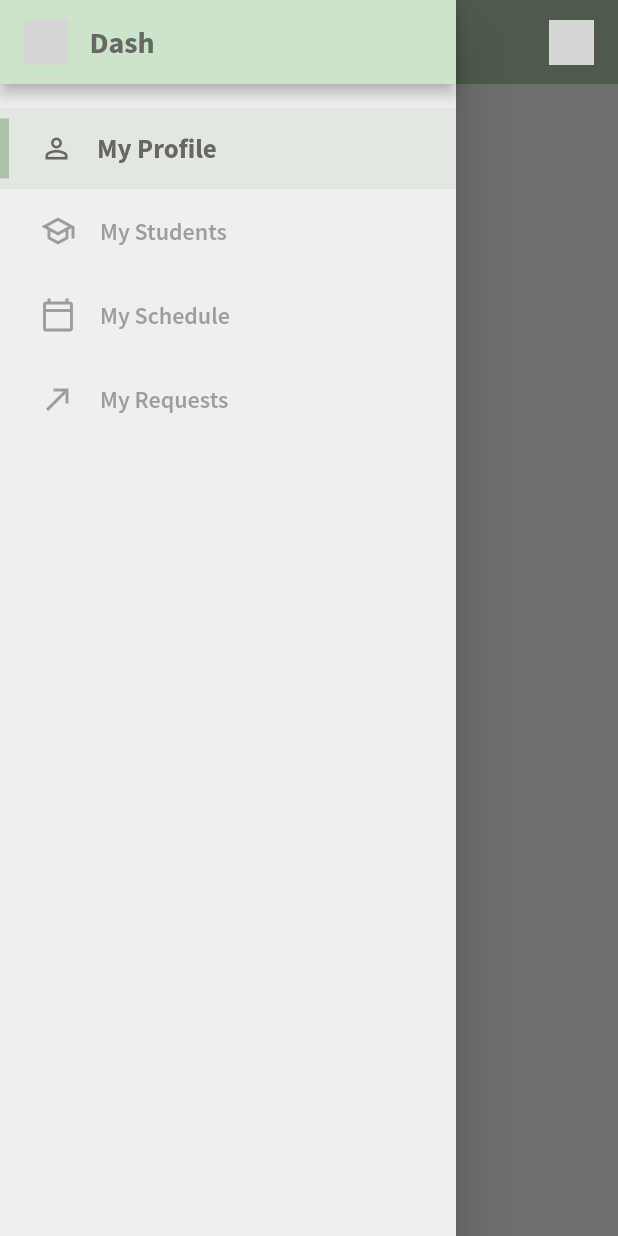
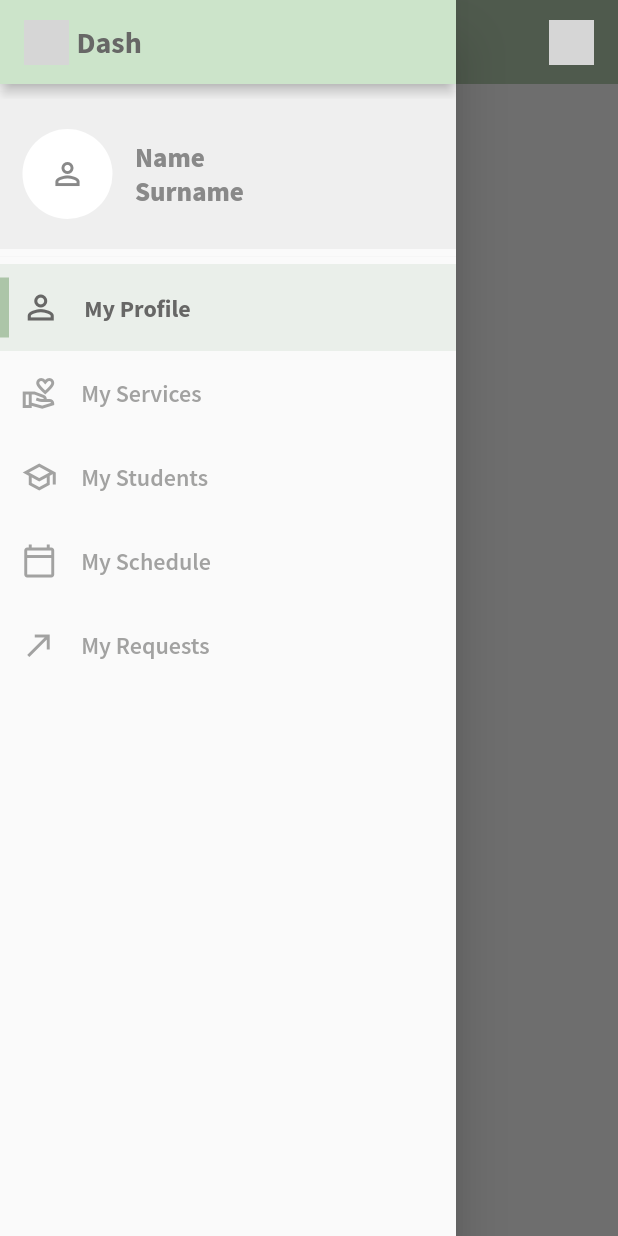
Before and after one commit to InnoTutor/Frontend, a Flutter app: the screen it shows after launch, after a tap on the "menu" icon, on a phone screen of 412 x 824 dp. Run offline on Flutter 3.47's test engine with Material 2 defaults, Android fonts, the phone set to English and light mode, and no system bars; our stand-ins replace get, google_fonts; grey boxes are pictures that could not be loaded.

Commit message:
added side bar for desktop, updated both sidebars

```diff
--- a/lib/controllers/menu_controller.dart
+++ b/lib/controllers/menu_controller.dart
@@ -29,12 +29,14 @@ class MenuController extends GetxController{
         return _customIcon(Icons.calendar_today_outlined, itemName);
       case MyRequestsPageRout:
         return _customIcon(Icons.call_made, itemName);
+      case MyServicesPageRout:
+        return _customIcon(Icons.volunteer_activism_outlined, itemName);
     }
     return _customIcon(Icons.exit_to_app, itemName);
   }
 
   Widget _customIcon(IconData icon, String itemName){
-    if (isActive(itemName)) return Icon(icon, size: 22, color: style.darkGrey);
+    if (isActive(itemName)) return Icon(icon, size: 26, color: style.darkGrey);
 
     return Icon(icon, color: isHovering(itemName) ? style.darkGrey : style.darkGrey.withOpacity(0.6));
   }
--- a/lib/helpers/responsiveness.dart
+++ b/lib/helpers/responsiveness.dart
@@ -1,7 +1,7 @@
 import 'package:flutter/cupertino.dart';
 
 const int largeScreenSize = 1366;
-const int mediumScreenSize = 768;
+const int mediumScreenSize = 945;
 const int smallScreenSize = 360;
 const int customScreenSize = 1100;
 
@@ -38,7 +38,7 @@ class ResponsiveWidget extends StatelessWidget {
       double _width = constraints.maxWidth;
       if (_width >= largeScreenSize) return largeScreen;
       else if (_width < largeScreenSize && _width >= mediumScreenSize) return mediumScreen ?? largeScreen;
-      else return smallScreen ?? largeScreen;
+      else return smallScreen ?? largeScreenSize;
     });
   }
 }
--- a/lib/routing/routs.dart
+++ b/lib/routing/routs.dart
@@ -2,9 +2,11 @@ const MyProfilePageRout = "My Profile";
 const MyStudentsPageRout = "My Students";
 const MySchedulePageRout = "My Schedule";
 const MyRequestsPageRout = "My Requests";
+const MyServicesPageRout = "My Services";
 
 List sideMenuItems = [
   MyProfilePageRout,
+  MyServicesPageRout,
   MyStudentsPageRout,
   MySchedulePageRout,
   MyRequestsPageRout
--- a/lib/widgets/horizontal_menu_item.dart
+++ b/lib/widgets/horizontal_menu_item.dart
@@ -30,6 +30,7 @@ class HorizontalMenuItem extends StatelessWidget {
         Colors.transparent,
         child: Row(
           children: [
+
             Visibility(
               visible: menuController.isHovering(itemName) || menuController.isActive(itemName),
               child: Container(width: 6, height: 40, color: style.darkGreen),
@@ -37,8 +38,8 @@ class HorizontalMenuItem extends StatelessWidget {
               maintainState: true,
               maintainAnimation: true
             ),
-            SizedBox(width: _width/88,),
-            Padding(padding: EdgeInsets.all(16),
+            SizedBox(width: _width/100,),
+            Padding(padding: EdgeInsets.only(right: 16, left: 4, bottom: 16, top: 16),
               child: menuController.returnIconFor(itemName)),
             if (!menuController.isActive(itemName))
               Flexible(child: CustomText(
@@ -49,7 +50,7 @@ class HorizontalMenuItem extends StatelessWidget {
               )) else
               Flexible(child: CustomText(
                 text: itemName,
-                size: 18,
+                size: 16,
                 color: style.darkGrey,
                 weight: FontWeight.bold,)
               )
--- a/lib/widgets/side_menu.dart
+++ b/lib/widgets/side_menu.dart
@@ -10,13 +10,11 @@ import 'package:inno_tutor_flutter/widgets/side_menu_item.dart';
 import 'logo.dart';
 
 class SideMenu extends StatelessWidget {
-  const SideMenu({ Key key }) : super(key: key);
+  const SideMenu({ Key key}) : super(key: key);
 
   @override
   Widget build(BuildContext context) {
-    double _width = MediaQuery.of(context).size.width;
-    return Container(
-      color: style.lightGrey,
+    return ClipRRect(
       child: ListView(
         children: [
           if (ResponsiveWidget.isSmallScreen(context))
@@ -34,7 +32,6 @@ class SideMenu extends StatelessWidget {
                       leftPadding: 0,
                       rightPadding: 0
                     ),
-                    SizedBox(width: _width/48),
                     Padding(padding: EdgeInsets.only(right: 5),
                     ),
                     Flexible(
@@ -49,9 +46,34 @@ class SideMenu extends StatelessWidget {
                   ],
                 )
               ),
-              //SizedBox(height: 15),
-              SizedBox(width: _width/48,),
-              Divider(color: style.grey.withOpacity(0.1)),
+              Divider(color: style.grey.withOpacity(0.1), height: 10,),
+              Container(
+                height: 100,
+                color: style.lightGrey,
+                child: (
+                  Row(
+                    children: [
+                      Container(
+                        padding: EdgeInsets.all(15),
+                        child: CircleAvatar(
+                          radius: 30,
+                          backgroundColor: Colors.white,
+                          child: Icon(Icons.person_outline,
+                          color: style.almostDarkGrey))
+                      ),
+                      CustomText(
+                        text: "Name\nSurname",
+                        color: style.almostDarkGrey,
+                        size: 18,
+                        weight: FontWeight.w800
+                      )
+                    ]
+                  )
+                ),
+              )
+            ]
+          ),
+          Divider(color: style.grey.withOpacity(0.1), height: 10,),
           Column(mainAxisSize: MainAxisSize.min,
             children: sideMenuItems.map((itemName) => SideMenuItem(
               itemName: itemName,
@@ -66,8 +88,6 @@ class SideMenu extends StatelessWidget {
             )).toList()
           )
         ],
-          )
-        ],
       ),
     );
   }
--- a/lib/widgets/side_menu_item.dart
+++ b/lib/widgets/side_menu_item.dart
@@ -1,6 +1,5 @@
 import 'package:flutter/material.dart';
 import 'package:inno_tutor_flutter/helpers/responsiveness.dart';
-import 'package:inno_tutor_flutter/widgets/custom_text.dart';
 import 'package:inno_tutor_flutter/widgets/horizontal_menu_item.dart';
 import 'package:inno_tutor_flutter/widgets/vertical_menu_item.dart';
 
```
Also changed, not shown: lib/widgets/large_screen.dart (+33 -9 lines), lib/widgets/vertical_menu_item.dart (+7 -6 lines). Lines whose indentation alone changed are shown as unchanged.
